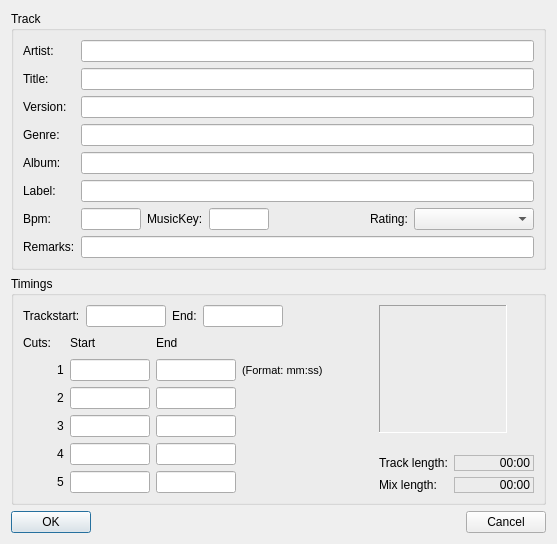
The window that src/playlist/playlistedit.ui (pfedick/winmusik) describes before a commit, drawn with Qt 5.
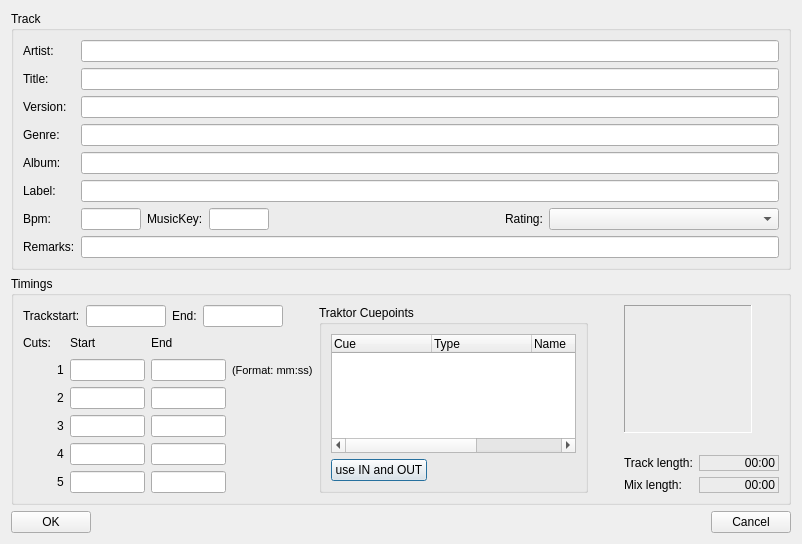
The same window after the commit. Icons and pictures are not drawn.

Diff of the .ui file:
```diff
--- a/src/playlist/playlistedit.ui
+++ b/src/playlist/playlistedit.ui
@@ -6,8 +6,8 @@
    <rect>
     <x>0</x>
     <y>0</y>
-    <width>557</width>
-    <height>489</height>
+    <width>802</width>
+    <height>533</height>
    </rect>
   </property>
   <property name="windowTitle">
@@ -528,6 +528,81 @@
         </item>
        </layout>
       </item>
+      <item>
+       <widget class="QGroupBox" name="traktorCuesGroupBox">
+        <property name="title">
+         <string>Traktor Cuepoints</string>
+        </property>
+        <layout class="QVBoxLayout" name="verticalLayout_5">
+         <item>
+          <widget class="QTreeWidget" name="traktorCues">
+           <property name="alternatingRowColors">
+            <bool>true</bool>
+           </property>
+           <property name="selectionMode">
+            <enum>QAbstractItemView::SingleSelection</enum>
+           </property>
+           <property name="rootIsDecorated">
+            <bool>false</bool>
+           </property>
+           <property name="itemsExpandable">
+            <bool>false</bool>
+           </property>
+           <property name="expandsOnDoubleClick">
+            <bool>false</bool>
+           </property>
+           <column>
+            <property name="text">
+             <string>Cue</string>
+            </property>
+           </column>
+           <column>
+            <property name="text">
+             <string>Type</string>
+            </property>
+           </column>
+           <column>
+            <property name="text">
+             <string>Name</string>
+            </property>
+           </column>
+           <column>
+            <property name="text">
+             <string>Start</string>
+            </property>
+           </column>
+          </widget>
+         </item>
+         <item>
+          <layout class="QHBoxLayout" name="horizontalLayout_5">
+           <property name="topMargin">
+            <number>0</number>
+           </property>
+           <item>
+            <widget class="QPushButton" name="traktorUseInOutButton">
+             <property name="text">
+              <string>use IN and OUT</string>
+             </property>
+            </widget>
+           </item>
+           <item>
+            <spacer name="horizontalSpacer_5">
+             <property name="orientation">
+              <enum>Qt::Horizontal</enum>
+             </property>
+             <property name="sizeHint" stdset="0">
+              <size>
+               <width>40</width>
+               <height>20</height>
+              </size>
+             </property>
+            </spacer>
+           </item>
+          </layout>
+         </item>
+        </layout>
+       </widget>
+      </item>
       <item>
        <spacer name="horizontalSpacer_6">
         <property name="orientation">
```
